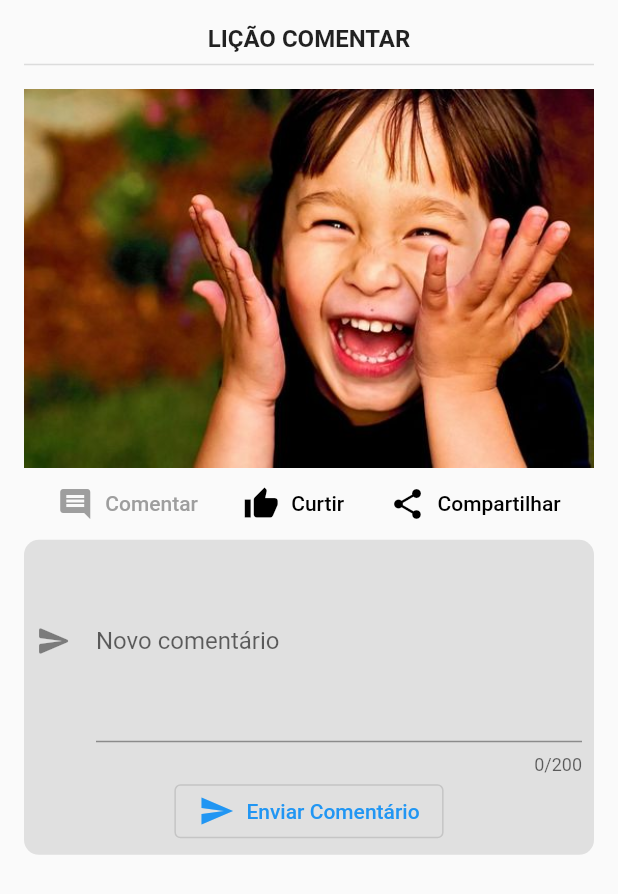
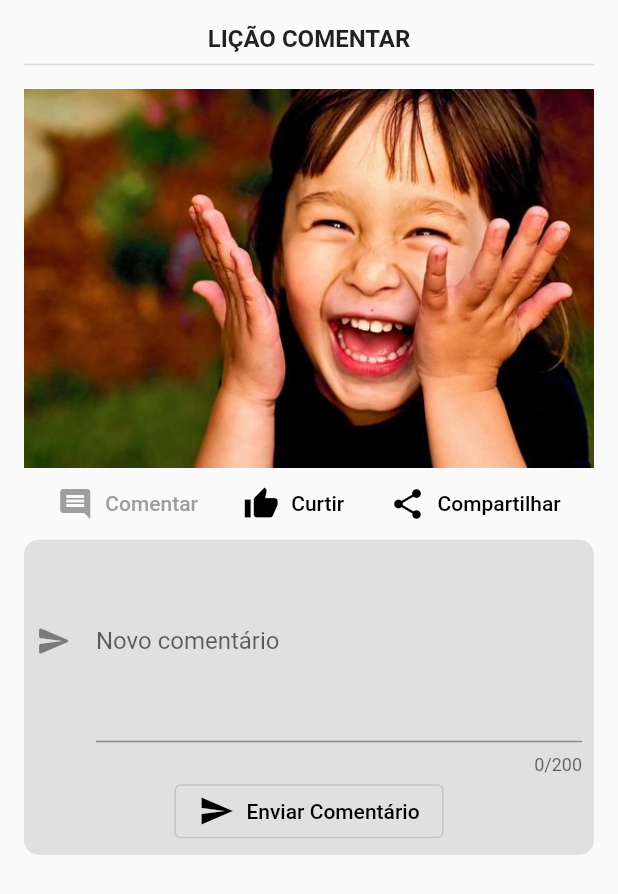
Before and after one commit to VictorAC97/UnB_TCC_Victor_Vinicius, a Flutter app: the TelaTarefaComentar screen opened directly, after a tap on "Comentar", on a phone screen of 412 x 824 dp. Shown: the top 894 px of the screen. Run offline on Flutter 3.47's test engine with Material 2 defaults, Android fonts, the phone set to English and light mode, and no system bars; our stand-ins replace image_picker, shared_preferences, smooth_page_indicator, video_player; accounts and stored records are empty.

Commit message:
refatoracao de codigo e container dinamico da tarefa comentar

```diff
--- a/lib/models/ComentariosNotifier.dart
+++ b/lib/models/ComentariosNotifier.dart
@@ -2,12 +2,24 @@ import 'package:flutter/material.dart';
 
 class ComentariosNotifier extends ChangeNotifier {
   List<String> _comentarios = [];
+  bool animationContainerVisible = false;
 
   List<String> get comentarios => _comentarios;
+
+  abrirContainer() {
+    animationContainerVisible = true;
+    notifyListeners();
+  }
+
+  fecharContainer() {
+    animationContainerVisible = false;
+    notifyListeners();
+  }
 
   addComentario(String newComentario) {
     _comentarios.add(newComentario);
     notifyListeners();
+    fecharContainer();
   }
 
   removerComentario(String comentario) {
--- a/lib/pages/Modulo1/pages/TelaCriacaoTexto.dart
+++ b/lib/pages/Modulo1/pages/TelaCriacaoTexto.dart
@@ -88,7 +88,7 @@ class _TelaCriacaoTextoState extends State<TelaCriacaoTexto> {
               autovalidateMode: AutovalidateMode.always,
               validator: (value) {
                 if (widget.user!.nome == "") {
-                  return 'CAMPO OBRIGATÓRIO!';
+                  return '*';
                 }
                 return null;
               },
@@ -134,7 +134,7 @@ class _TelaCriacaoTextoState extends State<TelaCriacaoTexto> {
                 autovalidateMode: AutovalidateMode.always,
                 validator: (value) {
                   if (widget.user!.idade == "") {
-                    return 'CAMPO OBRIGATÓRIO!';
+                    return '*';
                   }
                   return null;
                 },
@@ -245,6 +245,7 @@ class _TelaCriacaoTextoState extends State<TelaCriacaoTexto> {
                     },
                   ),
                 ),
+                const Text(','),
                 ConstrainedBox(
                   constraints: BoxConstraints.tight(const Size(128, 96)),
                   child: TextFormField(
@@ -315,6 +316,7 @@ class _TelaCriacaoTextoState extends State<TelaCriacaoTexto> {
                     },
                   ),
                 ),
+                const Text(','),
                 ConstrainedBox(
                   constraints: BoxConstraints.tight(const Size(96, 96)),
                   child: TextFormField(
--- a/lib/pages/Modulo1/widgets/generate_user_text_widget.dart
+++ b/lib/pages/Modulo1/widgets/generate_user_text_widget.dart
@@ -14,6 +14,7 @@ class GenerateUserText extends StatelessWidget {
         SelectableText(
           _text(),
           style: textStyle,
+          textAlign: TextAlign.justify,
         ),
       ],
     );
@@ -63,6 +64,7 @@ class GenerateUserText extends StatelessWidget {
         "Eu Não gosto de ${user!.listaNaoGostoDe!.join(", ")}.",
       );
     }
+    texto.add('porfim, '.toUpperCase());
     if (user!.listaCorPreferida!.isNotEmpty && user!.listaSigno!.isNotEmpty) {
       texto.add(
         "A minha cor preferida é ${user!.listaCorPreferida!.join(", ")} e meu signo é ${user!.listaSigno!.join(", ")}.",
--- a/lib/pages/Modulo1/widgets/obter_informacoes_widget.dart
+++ b/lib/pages/Modulo1/widgets/obter_informacoes_widget.dart
@@ -30,7 +30,9 @@ class _ObterInformacoesState extends State<ObterInformacoes> {
 
   @override
   Widget build(BuildContext context) {
-    return Dialog(
+    return SizedBox(
+      width: 50,
+      child: Dialog(
         child: Column(
           children: [
             Flexible(
@@ -82,6 +84,7 @@ class _ObterInformacoesState extends State<ObterInformacoes> {
             ),
           ],
         ),
+      ),
     );
   }
 }
--- a/lib/pages/Modulo2/pages/TelaTarefaComentar.dart
+++ b/lib/pages/Modulo2/pages/TelaTarefaComentar.dart
@@ -23,12 +23,12 @@ String getRandomPicture() {
 }
 
 class _TelaTarefaComentarState extends State<TelaTarefaComentar> {
-  bool visivel = false;
   bool wrongTap = false;
   String picture = getRandomPicture();
   @override
   Widget build(BuildContext context) {
-    var comentariosNotifier = context.watch<ComentariosNotifier>();
+    var containerComentariosController = context.watch<ComentariosNotifier>();
+    bool visivel = containerComentariosController.animationContainerVisible;
     return Scaffold(
       body: SingleChildScrollView(
         child: Container(
@@ -60,17 +60,19 @@ class _TelaTarefaComentarState extends State<TelaTarefaComentar> {
                                 : MaterialStateProperty.all(Colors.black),
                           ),
                           onPressed: () {
-                            setState(() {
-                              visivel = !visivel;
-                            });
+                            containerComentariosController.abrirContainer();
+                            if (visivel == true) {
+                              containerComentariosController.fecharContainer();
+                            }
                           },
                         )
                       : MyBlinkingButton(
                           onPressed: () {
-                            setState(() {
-                              wrongTap = false;
-                              visivel = !visivel;
-                            });
+                            wrongTap = false;
+                            containerComentariosController.abrirContainer();
+                            if (visivel == true) {
+                              containerComentariosController.fecharContainer();
+                            }
                           },
                           label: const Text("Comentar"),
                           icon: const Icon(Icons.comment),
--- a/lib/pages/Modulo2/pages/TelaTarefaCurtir.dart
+++ b/lib/pages/Modulo2/pages/TelaTarefaCurtir.dart
@@ -14,7 +14,6 @@ class TelaTarefaCurtir extends StatefulWidget {
 class _TelaTarefaCurtirState extends State<TelaTarefaCurtir> {
   @override
   Widget build(BuildContext context) {
-    var acertosList = context.watch<AcertosCurtidasNotifier>();
     return Scaffold(
       body: SingleChildScrollView(
         child: Container(
--- a/lib/pages/Modulo2/widgets/comentario_field_widget.dart
+++ b/lib/pages/Modulo2/widgets/comentario_field_widget.dart
@@ -47,8 +47,14 @@ class _ComentarioFieldWidgetState extends State<ComentarioFieldWidget> {
             comentarios.addComentario(newComentario);
             _controller.clear();
           },
-          label: const Text('Enviar Comentário'),
-          icon: const Icon(Icons.send),
+          label: const Text(
+            'Enviar Comentário',
+            style: TextStyle(color: Colors.black),
+          ),
+          icon: const Icon(
+            Icons.send,
+            color: Colors.black,
+          ),
         )
       ],
     );
```
Also changed, not shown: lib/pages/Modulo1/widgets/sugestao_widget.dart (+15 -26 lines). Lines whose indentation alone changed are shown as unchanged.
